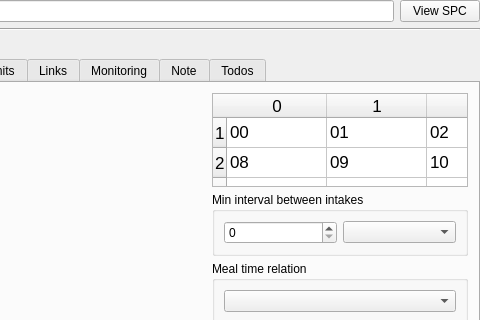
Before: the Qt Designer form plugins/drugsplugin/dosagedialog/mfDosageViewer.ui in FreeHealth/freehealth, drawn with Qt 5; both pictures show x 163 to 643 and y 0 to 320 of the 643 by 473 pixel window.
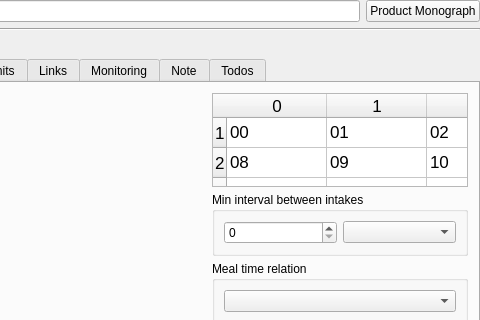
After: the same form once the commit is applied. Custom widgets are drawn as their Qt base class.

Commit message: DrugsWidget: - renaming SPC to Product Monograph

```diff
--- a/plugins/drugsplugin/dosagedialog/mfDosageViewer.ui
+++ b/plugins/drugsplugin/dosagedialog/mfDosageViewer.ui
@@ -38,7 +38,7 @@
         <string>View the summary of product characteristics</string>
        </property>
        <property name="text">
-        <string>View SPC</string>
+        <string>Product Monograph</string>
        </property>
       </widget>
      </item>
```
Left out of the diff: 4 changed lines with no effect on the pictures. The commit also changes 2 other files.
